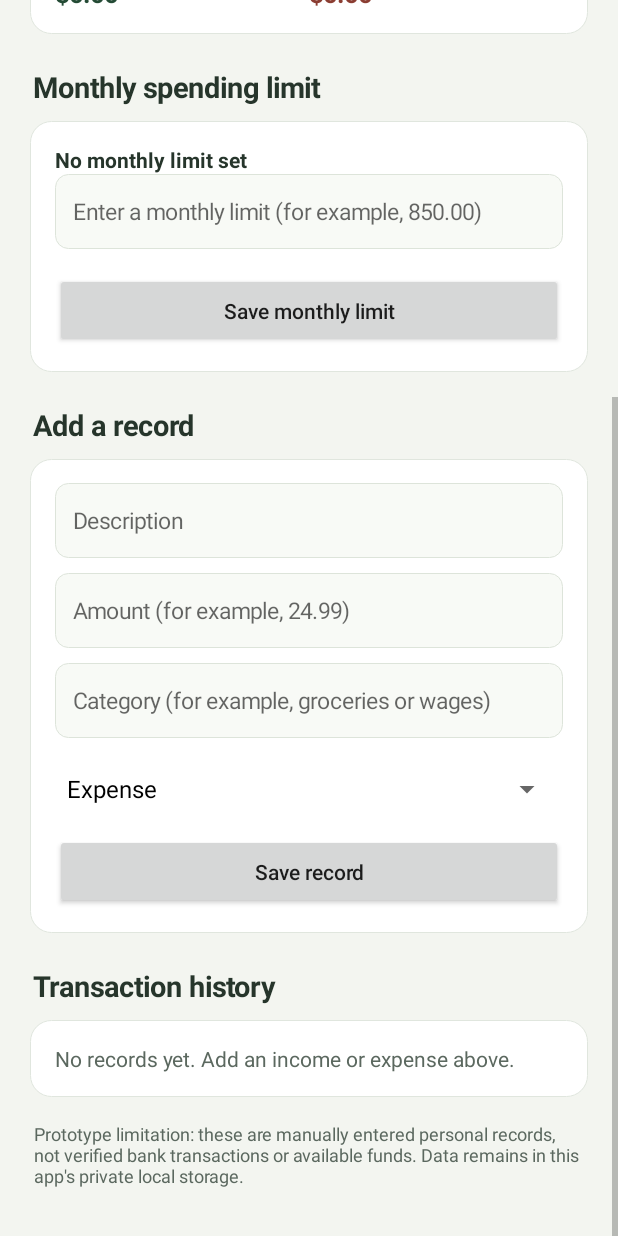
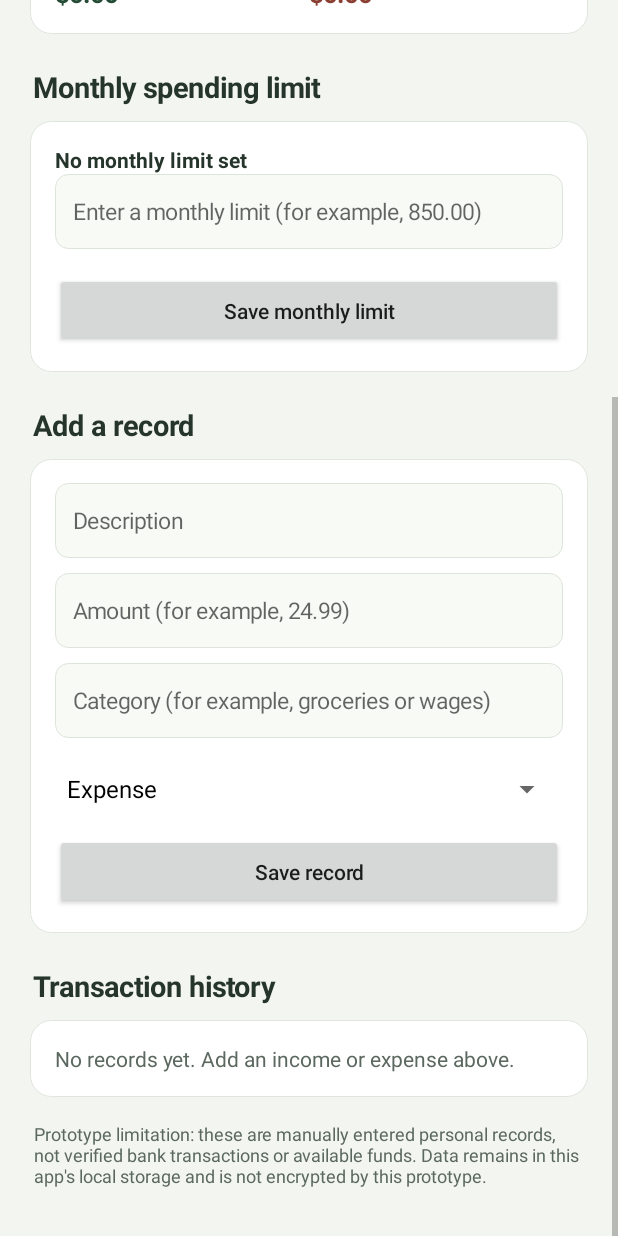
Before and after one commit to JAPStudios/Butter-Bank, an Android app: the screen it shows after launch (MainActivity), scrolled down 390 dp, on a phone screen of 412 x 824 dp. Run offline under Robolectric (Android 15) with nearby library versions, the light colour scheme and no system bars; 2 statements that could not run were skipped.

Commit message:
Clarify local ledger storage security limitation

```diff
--- a/src/main/java/com/example/butterbank/MainActivity.kt
+++ b/src/main/java/com/example/butterbank/MainActivity.kt
@@ -149,7 +149,7 @@ class MainActivity : Activity() {
         })
 
         page.addView(label(
-            "Prototype limitation: these are manually entered personal records, not verified bank transactions or available funds. Data remains in this app's private local storage.",
+            "Prototype limitation: these are manually entered personal records, not verified bank transactions or available funds. Data remains in this app's local storage and is not encrypted by this prototype.",
             12,
             0xFF5B685F.toInt()
         ).apply { setPadding(dp(3), dp(16), dp(3), 0) })
```
